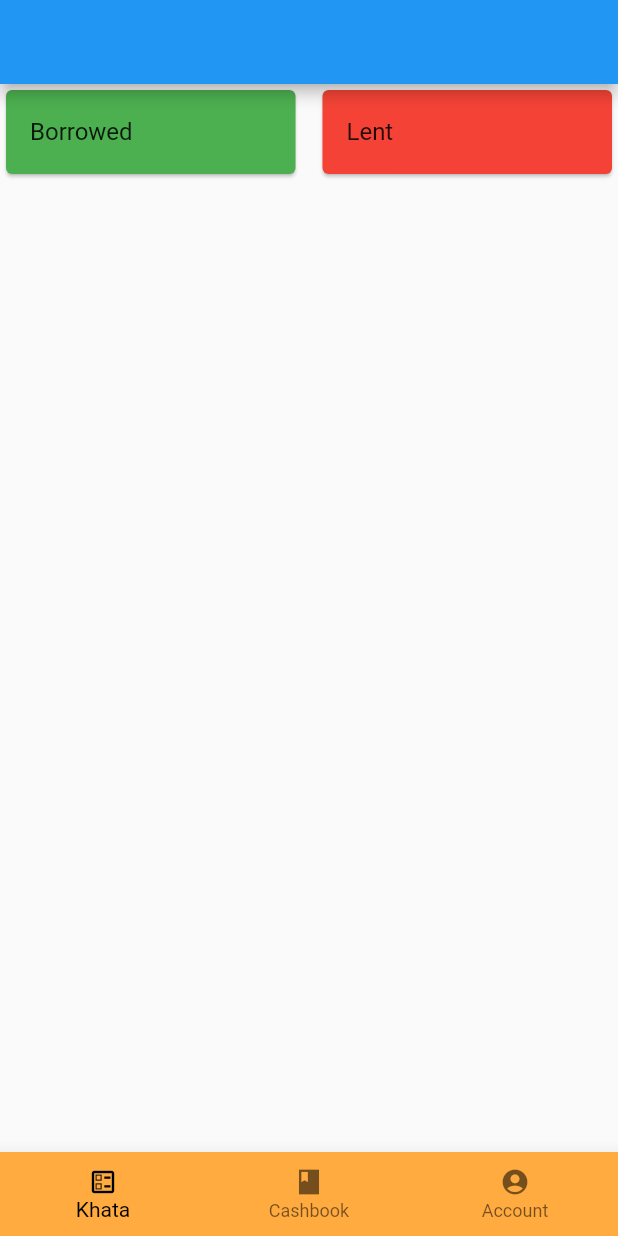
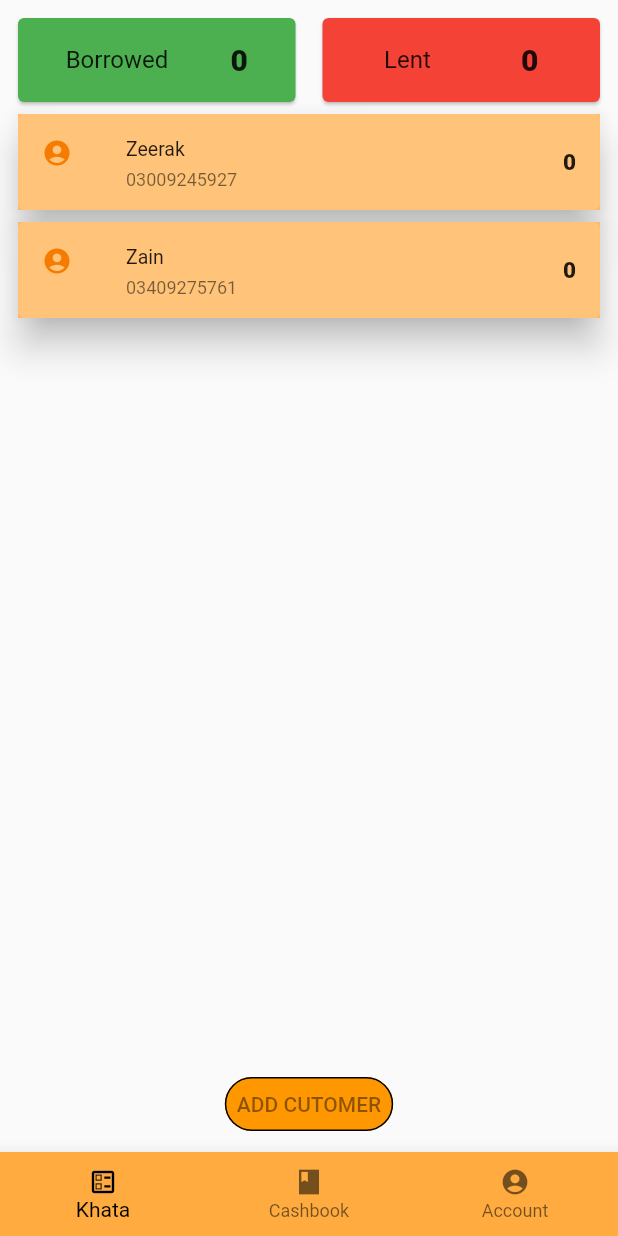
Before and after one commit to zeerakminecraft/Hisaab, a Flutter app: the screen it shows after launch, on a phone screen of 412 x 824 dp. Run offline on Flutter 3.47's test engine with Material 2 defaults, Android fonts, the light colour scheme and no system bars; our stand-ins replace animated_splash_screen, material_floating_search_bar.

Commit message:
List of customers made on the Khata page. UI update

```diff
--- /dev/null
+++ b/lib/models/data.dart
@@ -0,0 +1,29 @@
+import 'dart:math';
+
+
+class Amount {
+
+  final int lent = 0;
+  final int borrowed = 0;
+
+
+  bool? negBalance() {
+    if (borrowed - lent < 0) {
+      return true;
+    }
+    else if (borrowed - lent > 0) {
+      return false;
+    }
+    else {
+
+    }
+  }
+}
+
+class Customer {
+  String customer;
+  String contact;
+  String address;
+  Amount amount;
+  Customer({required this.customer, required this.contact, required this.address, required this.amount});
+}
--- a/lib/screens/khata_screen.dart
+++ b/lib/screens/khata_screen.dart
@@ -1,5 +1,16 @@
 import 'package:flutter/material.dart';
+import 'package:flutter/services.dart';
+import 'package:hisaab/models/data.dart';
+import 'package:hisaab/theme.dart';
+import 'package:material_floating_search_bar/material_floating_search_bar.dart';
 
+
+final amountobj = Amount();
+late final int balanceDue = amountobj.lent - amountobj.borrowed;
+List <Customer> customers = [
+  Customer(customer: "Zeerak", contact: "03009245927", address: "B-4, Start Shelter, North Karachi", amount: amountobj),
+  Customer(customer: "Zain", contact: "03409275761", address: "R-41, Block 18, Jauhar", amount: amountobj),
+];
 
 class MainScreen extends StatefulWidget {
   @override
@@ -19,8 +30,22 @@ class _MainScreenState extends State<MainScreen> {
                 // margin: EdgeInsets.symmetric(vertical: 20.0, horizontal: 10.0),
                 color: Colors.green,
                 child: ListTile(
-                  title: Text(
-                    'Borrowed',
+                  title: Center(
+                    child: Row(
+                      mainAxisAlignment: MainAxisAlignment.spaceEvenly,
+                      children: [
+                        Text(
+                          'Borrowed',
+                        ),
+                        SizedBox(
+                          width: 10,
+                        ),
+                        Text(
+                          amountobj.borrowed.toString(),
+                          style: kNumberTheme,
+                        ),
+                      ],
+                    ),
                   ),
                 ),
               ),
@@ -33,14 +58,82 @@ class _MainScreenState extends State<MainScreen> {
                 // margin: EdgeInsets.symmetric(vertical: 20.0, horizontal: 10.0),
                 color: Colors.red,
                 child: ListTile(
-                  title: Text(
-                    'Lent',
+                  title: Center(
+                    child: Row(
+                      mainAxisAlignment: MainAxisAlignment.spaceEvenly,
+                      children: [
+                        Text(
+                          'Lent',
+                        ),
+                        SizedBox(
+                          width: 10,
+                        ),
+                        Text(
+                          amountobj.lent.toString(),
+                          style: kNumberTheme,
+                        ),
+                      ],
+                    ),
                   ),
                 ),
               ),
             ),
           ],
         ),
+        Expanded(
+          child: ListView.builder(
+            itemCount: customers.length,
+            itemBuilder: (context, index){
+              return Card(
+                elevation: 10,
+                child: ListTile(
+                  dense: true,
+                  tileColor: Colors.orangeAccent.withOpacity(0.7),
+                  title: Text(
+                    customers[index].customer,
+                    style: kTextTheme,
+                  ),
+                  subtitle: Text(
+                    customers[index].contact,
+                    style: kTextTheme,
+                  ),
+                  leading: Icon(
+                    Icons.account_circle_sharp,
+                    color: Colors.orange[700],
+                    size: 20,
+                  ),
+                  trailing: Text(
+                    balanceDue.toString(),
+                    style: TextStyle(
+                      fontWeight: FontWeight.w900,
+                      fontSize: 15,
+                    ),
+                  ),
+                ),
+              );
+            },
+          ),
+        ),
+        Align(
+          alignment: Alignment.bottomCenter,
+          child: TextButton(
+            style: ButtonStyle(
+              backgroundColor: MaterialStateProperty.all<Color>(Colors.orange),
+              shape: MaterialStateProperty.all<RoundedRectangleBorder>(
+                  RoundedRectangleBorder(
+                      borderRadius: BorderRadius.circular(18.0),
+                      side: BorderSide(color: Colors.black)
+                  )
+              )
+            ),
+            child: Text(
+              'ADD CUTOMER',
+            ),
+            onPressed: (){
+
+            },
+          ),
+        )
       ],
     ),
     Center(),
@@ -58,9 +151,13 @@ class _MainScreenState extends State<MainScreen> {
   @override
   Widget build(BuildContext context) {
     return Scaffold(
-      appBar: AppBar(),
-      body: Center(
-        child: pages.elementAt(_selectedindex),
+      body: SafeArea(
+        child: Padding(
+          padding: const EdgeInsets.all(8.0),
+          child: Center(
+            child: pages.elementAt(_selectedindex),
+          ),
+        ),
       ),
       bottomNavigationBar: BottomNavigationBar(
         iconSize: 20,
--- a/lib/theme.dart
+++ b/lib/theme.dart
@@ -17,3 +17,12 @@ final kTheme = ThemeData(
     brightness: Brightness.light,
   )
 );
+
+final kNumberTheme = TextStyle(
+    fontWeight: FontWeight.w900,
+    fontSize: 20,
+);
+
+final kTextTheme = TextStyle(
+
+);
--- a/pubspec.yaml
+++ b/pubspec.yaml
@@ -29,6 +29,7 @@ dependencies:
   # Use with the CupertinoIcons class for iOS style icons.
   cupertino_icons: ^1.0.2
   animated_splash_screen: ^1.1.0
+  material_floating_search_bar: ^0.3.4
 
 dev_dependencies:
   flutter_test:
```
Also changed, not shown: pubspec.lock.
